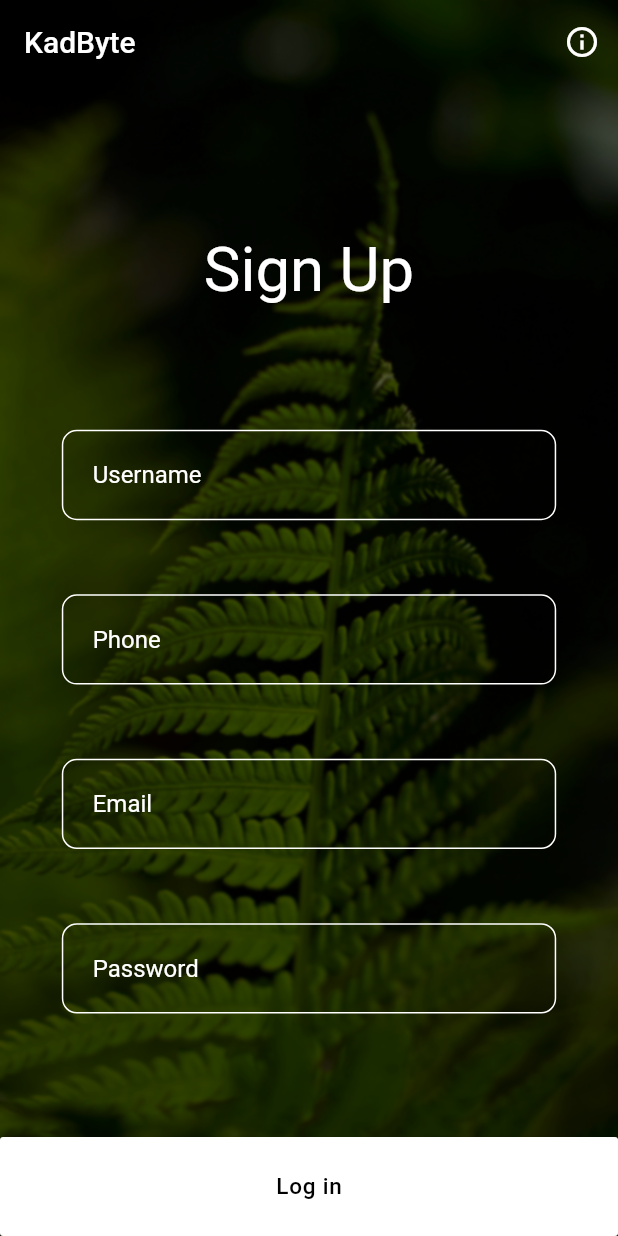
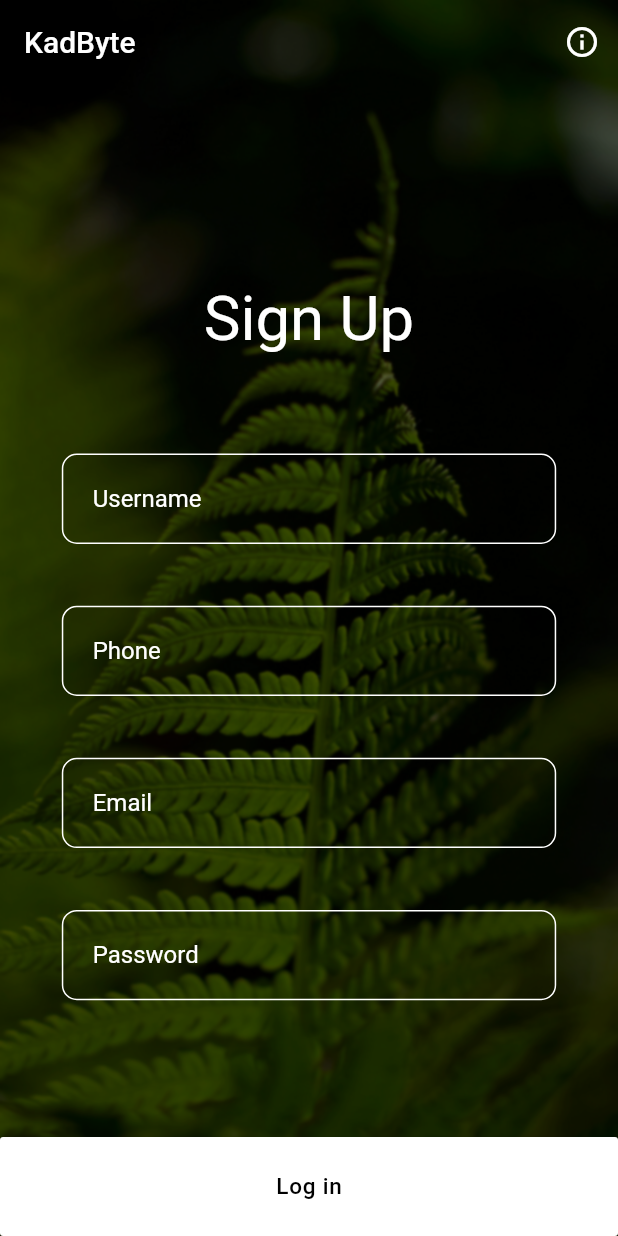
Before and after one commit to azarudeenpn/kadbyte, a Flutter app: the screen it shows after launch, after a tap on "Log in", on a phone screen of 412 x 824 dp. Run offline on Flutter 3.47's test engine with Material 2 defaults, Android fonts, the phone set to English and light mode, and no system bars.

Commit message:
login button moved to stack from column

```diff
--- a/lib/SignUpDetails.dart
+++ b/lib/SignUpDetails.dart
@@ -1,8 +1,6 @@
 import 'package:flutter/material.dart';
 import 'package:flutter/rendering.dart';
 import 'package:kadbyte/RoundTextbox.dart';
-
-import 'RectangularButton.dart';
 
 class SignUpDetails extends StatelessWidget {
   @override
@@ -19,15 +17,15 @@ class SignUpDetails extends StatelessWidget {
         //child: SingleChildScrollView(
         child: Column(
             mainAxisSize: MainAxisSize.min,
-            mainAxisAlignment: MainAxisAlignment.end,
+            mainAxisAlignment: MainAxisAlignment.start,
             children: <Widget>[
               Container(
                 width: MediaQuery.of(context).size.width * 0.80,
                 margin: EdgeInsets.only(
                     left: getParentSize().width * 0.04,
                     right: getParentSize().width * 0.04,
-                    bottom: getParentSize().width * 0.20,
-                    top: getParentSize().width * 0.04),
+                    bottom: getParentSize().height * 0.08,
+                    top: getParentSize().height * 0.02),
                 child: Text(
                   "Sign Up",
                   style: TextStyle(
@@ -37,36 +35,49 @@ class SignUpDetails extends StatelessWidget {
                 ),
               ),
               Container(
-                margin: EdgeInsets.only(bottom: getParentSize().width * 0.12),
-                width: MediaQuery.of(context).size.width * 0.80,
+                margin: EdgeInsets.only(bottom: getParentSize().height * 0.05),
+                width: MediaQuery
+                    .of(context)
+                    .size
+                    .width * 0.80,
                 child: RoundTextBox(
                   name: "Username",
                 ),
               ),
               Container(
-                margin: EdgeInsets.only(bottom: getParentSize().width * 0.12),
-                width: MediaQuery.of(context).size.width * 0.80,
+                margin: EdgeInsets.only(bottom: getParentSize().height * 0.05),
+                width: MediaQuery
+                    .of(context)
+                    .size
+                    .width * 0.80,
                 child: RoundTextBox(
                   name: "Phone",
                 ),
               ),
               Container(
-                margin: EdgeInsets.only(bottom: getParentSize().width * 0.12),
-                width: MediaQuery.of(context).size.width * 0.80,
+                margin: EdgeInsets.only(bottom: getParentSize().height * 0.05),
+                width: MediaQuery
+                    .of(context)
+                    .size
+                    .width * 0.80,
                 child: RoundTextBox(
                   name: "Email",
                 ),
               ),
               Container(
-                  margin: EdgeInsets.only(bottom: getParentSize().width * 0.20),
-                  width: MediaQuery.of(context).size.width * 0.80,
+                  margin: EdgeInsets.only(
+                      bottom: getParentSize().height * 0.05),
+                  width: MediaQuery
+                      .of(context)
+                      .size
+                      .width * 0.80,
                   child: RoundTextBox(
                     name: "Password",
                   )),
-              Container(
+              /*Container(
                 alignment: Alignment.bottomCenter,
                 child: RectangularButton(),
-              ),
+              ),*/
             ]),
         //)
       ),
--- a/lib/signup.dart
+++ b/lib/signup.dart
@@ -3,6 +3,7 @@ import 'dart:ui';
 import 'package:flutter/material.dart';
 import 'package:flutter/rendering.dart';
 import 'package:flutter/widgets.dart';
+import 'package:kadbyte/RectangularButton.dart';
 
 import 'SignUpDetails.dart';
 
@@ -28,7 +29,7 @@ class SignUp extends StatelessWidget {
           resizeToAvoidBottomInset: true,
           body: Builder(builder: (BuildContext context) {
             var height = MediaQuery.of(context).size.height -
-                Scaffold.of(context).appBarMaxHeight;
+                (Scaffold.of(context).appBarMaxHeight);
             return Stack(
               children: <Widget>[
                 Container(
@@ -45,14 +46,20 @@ class SignUp extends StatelessWidget {
                 ),
                 Padding(
                   padding: EdgeInsets.only(
-                    top: Scaffold.of(context).appBarMaxHeight,
+                    top: Scaffold
+                        .of(context)
+                        .appBarMaxHeight,
                   ),
                   child: Container(
                     height: height,
                     //color: Colors.blue,
-                    alignment: Alignment.bottomCenter,
+                    alignment: Alignment.center,
                     child: SignUpDetails(),
                   ),
+                ),
+                Container(
+                  alignment: Alignment.bottomCenter,
+                  child: RectangularButton(),
                 )
               ],
             );
```
